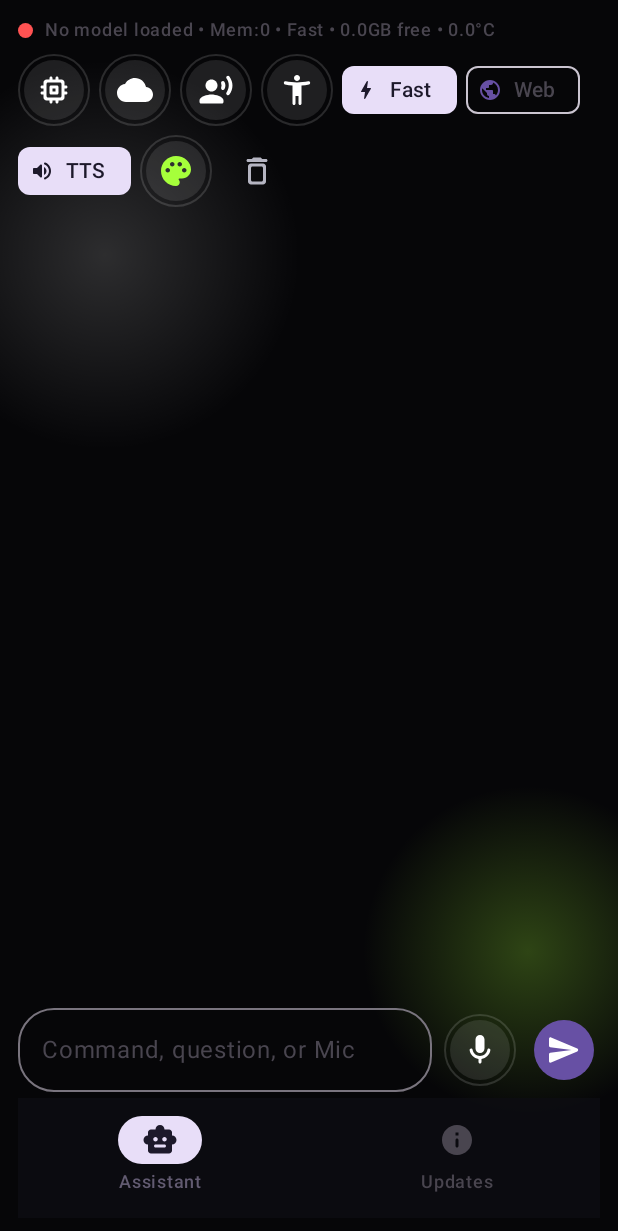
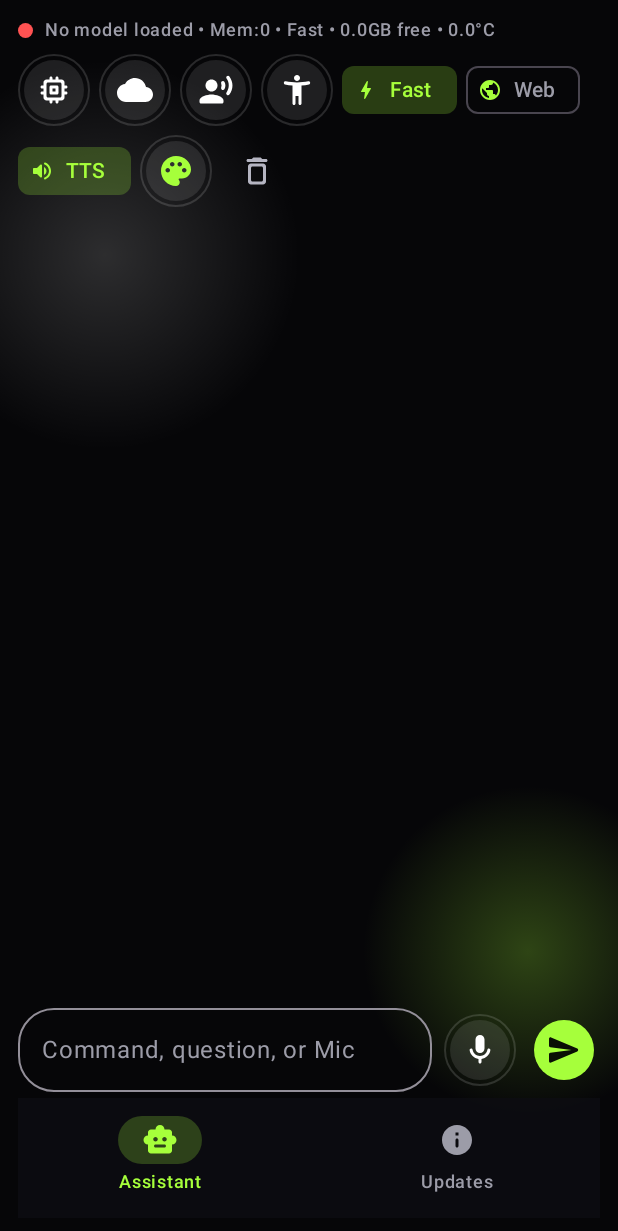
Before and after one commit to aradhyam688-cyfer/Pocket-ai, an Android app built with Jetpack Compose: the composable PocketAIScreen shown on its own in the app's theme, on a phone screen of 412 x 824 dp. Shown: the top 1231 px of the screen. Run offline under Robolectric (Android 15) with nearby library versions, the phone set to English and light mode, and no system bars; libraries missing offline, so code that uses them is left out: org.nehuatl.llamacpp; pictures from the network do not load; 1 statement that could not run was skipped.

Commit message:
Dynamic MaterialTheme, Processing indicator, THINK_AND_MESSAGE, smart YouTube/WA search

```diff
--- a/app/src/main/java/com/pocketai/app/MainActivity.kt
+++ b/app/src/main/java/com/pocketai/app/MainActivity.kt
@@ -400,6 +400,15 @@ fun PocketAIScreen(vm: MainViewModel = viewModel(), sharedText: String? = null)
         )
     }
 
+    MaterialTheme(
+        colorScheme = GlassColors.copy(
+            primary = accentColor,
+            secondary = accentColor,
+            secondaryContainer = accentColor.copy(alpha = 0.22f),
+            onSecondaryContainer = accentColor,
+            background = bgColor
+        )
+    ) {
     Box(modifier = Modifier.fillMaxSize().background(bgColor)) {
         Box(modifier = Modifier.size(260.dp).offset(x = (-60).dp, y = 40.dp).background(Brush.radialGradient(listOf(Color(0x28FFFFFF), Color.Transparent)), CircleShape))
         Box(modifier = Modifier.size(220.dp).align(Alignment.BottomEnd).offset(x = 50.dp, y = (-80).dp).background(Brush.radialGradient(listOf(accentColor.copy(alpha = themeCfg.glowIntensity), Color.Transparent)), CircleShape))
@@ -489,7 +498,7 @@ fun PocketAIScreen(vm: MainViewModel = viewModel(), sharedText: String? = null)
                                 Column(modifier = Modifier.padding(12.dp)) {
                                     Text(msg.role, style = MaterialTheme.typography.labelSmall, color = accentColor)
                                     Spacer(Modifier.height(2.dp))
-                                    Text(msg.text, color = Color(0xFFF0F0F5))
+                                    Text(if (msg.text.isBlank() && isGenerating) "Processing..." else msg.text, color = if (msg.text.isBlank()) accentColor.copy(alpha = 0.85f) else Color(0xFFF0F0F5))
                                 }
                             }
                         }
@@ -516,3 +525,4 @@ fun PocketAIScreen(vm: MainViewModel = viewModel(), sharedText: String? = null)
         }
     }
 }
+}
```
Also changed, not shown: app/src/main/java/com/pocketai/app/MainViewModel.kt (+18 -6 lines), app/src/main/java/com/pocketai/app/PocketAccessibilityService.kt (+26 -0 lines).
